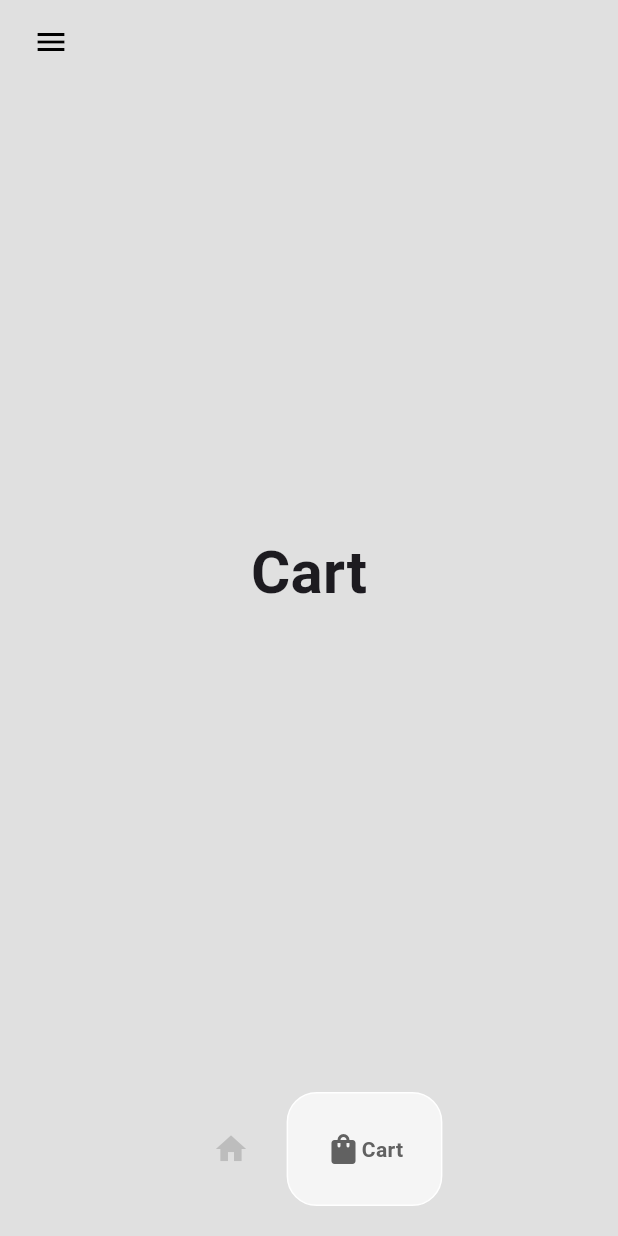
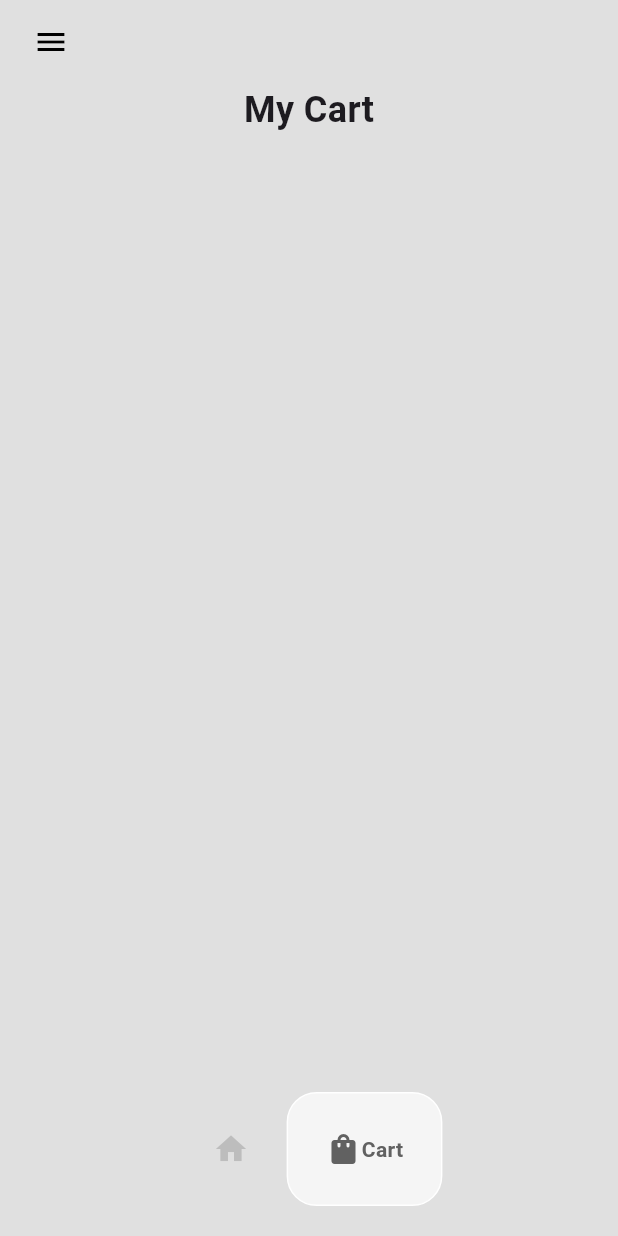
Before and after one commit to Brightnyandiko/Electromarket, a Flutter app: the HomePage screen opened directly, item 2 of the bottom bar chosen, on a phone screen of 412 x 824 dp. Run offline on Flutter 3.47's test engine with Material 3 defaults, Android fonts, the phone set to English and light mode, and no system bars; drawn by our look-alikes of google_nav_bar.

Commit message:
updated code

```diff
--- /dev/null
+++ b/devtools_options.yaml
@@ -0,0 +1,3 @@
+description: This file stores settings for Dart & Flutter DevTools.
+documentation: https://docs.flutter.dev/tools/devtools/extensions#configure-extension-enablement-states
+extensions:
--- a/lib/models/cart.dart
+++ b/lib/models/cart.dart
@@ -0,0 +1,58 @@
+import 'package:flutter/cupertino.dart';
+import 'package:provider/provider.dart';
+
+import 'shoe.dart';
+
+class Cart extends ChangeNotifier {
+  //list of shoes for sale
+  List<Shoe> shoeShop = [
+    Shoe(
+        name: "Zoom Freak",
+        price: "400",
+        imagePath: "lib/images/zoomfreak.png",
+        description: "The forward thinking Design of his latest shoe."
+    ),
+    Shoe(
+        name: "Kyrie 2",
+        price: "350",
+        imagePath: "lib/images/kyrie.png",
+        description: "Bouncy cushioning is paired with soft yet supportive form of resistance."
+    ),
+    Shoe(
+        name: "Air Jordan",
+        price: "300",
+        imagePath: "lib/images/554-5547469_jordan-transparent-shoe-air-jordan-2012-hd-png.png",
+        description: "You've got the hops and speed-lace up in shoes that enhance what you bring to the court."
+    ),
+    Shoe(
+        name: "KD Trey",
+        price: "250",
+        imagePath: "lib/images/nike-kd-trey-5-x-black-light-crimson.png",
+        description: "A secure midfoot strap is suited for scoring binges and defensive stance."
+    ),
+  ];
+  //List of items in user cart
+  List<Shoe> usercart = [];
+
+  //get list of shoes for sale
+  List<Shoe> getShoeList() {
+    return shoeShop;
+  }
+
+  //get cart
+  List<Shoe> getUserCart() {
+    return usercart;
+  }
+
+  //add Item to cart
+  void addItemToCart(Shoe shoe) {
+    usercart.add(shoe);
+    notifyListeners();
+  }
+
+  //remove items from cart
+  void removeItemsFromCart(Shoe shoe) {
+    usercart.remove(shoe);
+    notifyListeners();
+  }
+}
--- a/lib/pages/cart_page.dart
+++ b/lib/pages/cart_page.dart
@@ -1,4 +1,8 @@
+import 'package:electromarket/models/cart.dart';
+import 'package:electromarket/models/shoe.dart';
 import 'package:flutter/material.dart';
+import 'package:provider/provider.dart';
+
 
 class CartPage extends StatefulWidget {
   const CartPage({super.key});
@@ -10,17 +14,37 @@ class CartPage extends StatefulWidget {
 class _CartPageState extends State<CartPage> {
   @override
   Widget build(BuildContext context) {
-    return Scaffold(
-      backgroundColor: Colors.grey.shade300,
-      body: Center(
-        child: Text(
-            "Cart",
-            style: TextStyle(
-              fontSize: 40,
-              fontWeight: FontWeight.bold
+    return Consumer<Cart>(
+      builder: (context, value, child) => Padding(
+        padding: const EdgeInsets.symmetric(horizontal: 25.0),
+        child: Column(
+          children: [
+            //heading
+            const Text(
+                "My Cart",
+                style: TextStyle(
+                  fontWeight: FontWeight.bold,
+                  fontSize: 24
+                ),
             ),
+
+            const SizedBox(height: 10),
+
+            Expanded(
+                child: ListView.builder(
+                    itemCount: value.getUserCart().length,
+                    itemBuilder: (context, index) {
+                      //get individual shoe
+                      Shoe individualShoe = value.getUserCart()[index];
+
+                      //return the cart item
+                      return CartItem();
+                    }
+                )
+            ),
+          ],
         ),
-      ),
+      )
     );
   }
 }
--- a/pubspec.yaml
+++ b/pubspec.yaml
@@ -36,7 +36,7 @@ dependencies:
   # Use with the CupertinoIcons class for iOS style icons.
   cupertino_icons: ^1.0.6
   google_nav_bar: ^5.0.6
-
+  provider:
 dev_dependencies:
   flutter_test:
     sdk: flutter
```
Also changed, not shown: lib/components/cart_item.dart (added, +42 -0 lines), lib/main.dart (+8 -3 lines), lib/pages/shoe_tile.dart (+10 -3 lines), lib/pages/shop_page.dart (+30 -9 lines), lib/Images/kyrie.png (added), lib/Images/nike-kd-trey-5-x-black-light-crimson.png, lib/Images/spongebob.png, lib/Images/zoomfreak.png (renamed from lib/Images/zoom freak.png), pubspec.lock.
